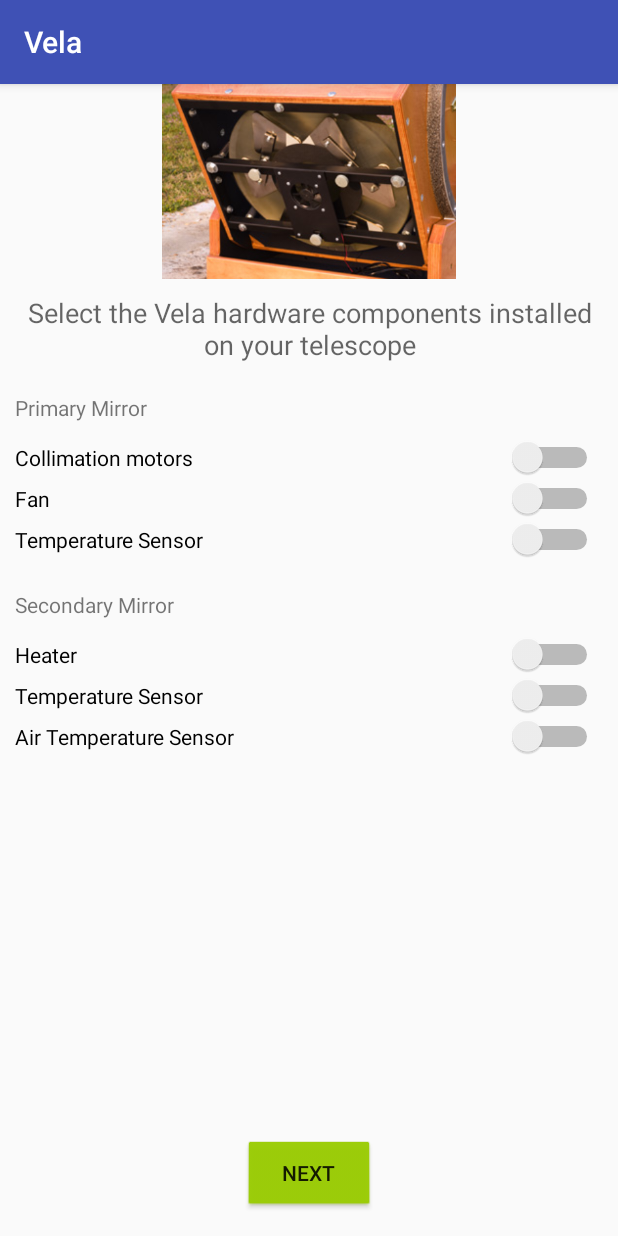
After one commit to WimDeMeester/Vela, an Android app: the Hardware screen opened directly, with no data from a screen before it, on a phone screen of 412 x 824 dp. The commit adds this screen. Run offline under Robolectric (Android 15) with nearby library versions, the phone set to English and light mode, and no system bars.

Commit message:
Add all screens for the Startup-wizard

```diff
--- a/app/src/main/AndroidManifest.xml
+++ b/app/src/main/AndroidManifest.xml
@@ -18,7 +18,7 @@
                 <category android:name="android.intent.category.LAUNCHER" />
             </intent-filter>
         </activity>
-        <activity android:name=".wizard.StartupWizard1" />
+        <activity android:name=".wizard.Introduction" />
         <!--
  ATTENTION: This was auto-generated to add Google Play services to your project for
      App Indexing.  See https://g.co/AppIndexing/AndroidStudio for more information.
@@ -27,6 +27,10 @@
             android:name="com.google.android.gms.version"
             android:value="@integer/google_play_services_version" />
 
+        <activity android:name=".wizard.Bluetooth" />
+        <activity android:name=".wizard.Hardware" />
+        <activity android:name=".wizard.Hardware2" />
+        <activity android:name=".wizard.DeepskyLogLogin"></activity>
     </application>
 
 </manifest>
--- a/app/src/main/java/org/deepskylog/vela/MainActivity.java
+++ b/app/src/main/java/org/deepskylog/vela/MainActivity.java
@@ -17,7 +17,7 @@
 import com.google.android.gms.appindexing.Thing;
 import com.google.android.gms.common.api.GoogleApiClient;
 
-import org.deepskylog.vela.wizard.StartupWizard1;
+import org.deepskylog.vela.wizard.Introduction;
 
 public class MainActivity extends AppCompatActivity
         implements NavigationView.OnNavigationItemSelectedListener {
@@ -88,7 +88,7 @@
 
         if (id == R.id.wizard) {
             // Handle the startup wizard action
-            Intent intent = new Intent(this, StartupWizard1.class);
+            Intent intent = new Intent(this, Introduction.class);
             startActivity(intent);
         }
 
--- /dev/null
+++ b/app/src/main/java/org/deepskylog/vela/wizard/Hardware.java
@@ -0,0 +1,22 @@
+package org.deepskylog.vela.wizard;
+
+import android.content.Intent;
+import android.support.v7.app.AppCompatActivity;
+import android.os.Bundle;
+import android.view.View;
+
+import org.deepskylog.vela.R;
+
+public class Hardware extends AppCompatActivity {
+
+    @Override
+    protected void onCreate(Bundle savedInstanceState) {
+        super.onCreate(savedInstanceState);
+        setContentView(R.layout.activity_wizard_hardware);
+    }
+
+    public void buttonOnClick(View v) {
+        Intent intent = new Intent(this, Hardware2.class);
+        startActivity(intent);
+    }
+}
--- /dev/null
+++ b/app/src/main/res/layout/activity_wizard_hardware.xml
@@ -0,0 +1,133 @@
+<?xml version="1.0" encoding="utf-8"?>
+<LinearLayout xmlns:android="http://schemas.android.com/apk/res/android"
+    xmlns:app="http://schemas.android.com/apk/res-auto"
+    xmlns:tools="http://schemas.android.com/tools"
+    android:id="@+id/activity_hardware"
+    android:layout_width="match_parent"
+    android:layout_height="match_parent"
+    android:orientation="vertical"
+    android:paddingBottom="@dimen/activity_vertical_margin"
+    tools:context="org.deepskylog.vela.wizard.Hardware">
+
+    <ImageView
+        android:layout_width="match_parent"
+        android:layout_height="130dp"
+        app:srcCompat="@drawable/telescope"
+        android:contentDescription="@null"
+        android:id="@+id/imageView3" />
+
+    <TextView
+        android:text="@string/selectHardware"
+        android:layout_width="match_parent"
+        android:layout_height="wrap_content"
+        android:layout_marginTop="10dp"
+        android:layout_marginLeft="10dp"
+        android:layout_marginRight="10dp"
+        android:id="@+id/textView2"
+        android:gravity="center"
+        android:textAppearance="@android:style/TextAppearance.Material.Medium" />
+
+    <TextView
+        android:text="@string/primaryMirror"
+        android:layout_width="match_parent"
+        android:layout_height="wrap_content"
+        android:layout_marginTop="20dp"
+        android:layout_marginLeft="10dp"
+        android:layout_marginRight="10dp"
+        android:id="@+id/textView3" />
+
+    <Switch
+        android:text="@string/collimationMotors"
+        android:layout_width="match_parent"
+        android:layout_height="wrap_content"
+        android:layout_marginTop="10dp"
+        android:layout_marginLeft="10dp"
+        android:layout_marginRight="10dp"
+        android:id="@+id/collimationMotors"
+        android:switchMinWidth="64dp"
+        android:switchPadding="@dimen/activity_horizontal_margin" />
+
+    <Switch
+        android:text="@string/fan"
+        android:layout_width="match_parent"
+        android:layout_height="wrap_content"
+        android:layout_marginLeft="10dp"
+        android:layout_marginRight="10dp"
+        android:id="@+id/primaryFan"
+        android:switchMinWidth="64dp"
+        android:clickable = "false"
+        android:switchPadding="@dimen/activity_horizontal_margin" />
+
+    <Switch
+        android:text="@string/temperatureSensor"
+        android:layout_width="match_parent"
+        android:layout_height="wrap_content"
+        android:layout_marginLeft="10dp"
+        android:layout_marginRight="10dp"
+        android:id="@+id/primaryTemp"
+        android:switchMinWidth="64dp"
+        android:clickable = "false"
+        android:switchPadding="@dimen/activity_horizontal_margin" />
+
+    <TextView
+        android:text="@string/secondaryMirror"
+        android:layout_width="match_parent"
+        android:layout_height="wrap_content"
+        android:layout_marginTop="20dp"
+        android:layout_marginBottom="10dp"
+        android:layout_marginLeft="10dp"
+        android:layout_marginRight="10dp"
+        android:id="@+id/textView4" />
+
+    <Switch
+        android:text="@string/heater"
+        android:layout_width="match_parent"
+        android:layout_height="wrap_content"
+        android:layout_marginLeft="10dp"
+        android:layout_marginRight="10dp"
+        android:id="@+id/heater"
+        android:switchMinWidth="64dp"
+        android:clickable = "false"
+        android:switchPadding="@dimen/activity_horizontal_margin" />
+
+    <Switch
+        android:text="@string/temperatureSensor"
+        android:layout_width="match_parent"
+        android:layout_height="wrap_content"
+        android:layout_marginLeft="10dp"
+        android:layout_marginRight="10dp"
+        android:id="@+id/secondaryMirrorTemp"
+        android:switchMinWidth="64dp"
+        android:clickable = "false"
+        android:switchPadding="@dimen/activity_horizontal_margin" />
+
+    <Switch
+        android:text="@string/temperatureSensorOutside"
+        android:layout_width="match_parent"
+        android:layout_height="wrap_content"
+        android:layout_marginLeft="10dp"
+        android:layout_marginRight="10dp"
+        android:id="@+id/outsideTemp"
+        android:switchMinWidth="64dp"
+        android:clickable = "false"
+        android:switchPadding="@dimen/activity_horizontal_margin" />
+
+    <RelativeLayout
+        android:layout_width="match_parent"
+        android:layout_height="match_parent">
+
+        <Button
+            android:text="@string/next"
+            android:layout_width="wrap_content"
+            android:layout_height="wrap_content"
+            android:id="@+id/nextHardware"
+            android:layout_alignParentBottom="true"
+            android:layout_centerHorizontal="true"
+            android:background="@android:drawable/btn_default"
+            android:backgroundTint="@android:color/holo_green_light"
+            android:visibility="visible"
+            android:elevation="0dp"
+            android:onClick="buttonOnClick" />
+    </RelativeLayout>
+
+</LinearLayout>
--- a/app/src/main/res/values/strings.xml
+++ b/app/src/main/res/values/strings.xml
@@ -10,4 +10,27 @@
     <string name="startupWizard1_1">Before you can use DeepskyLog Vela TCS, you will need to set some things up.\n
     \nYou need to set up:\n• the connection with the Vela Arduino board\n• your hardware components\n• the connection with DeepskyLog\n</string>
     <string name="startWizard">Start Wizard</string>
+
+    <string name="bluetoothWizard">Vela connects to an Arduino using Bluetooth.\n\nMake sure to:\n• power on your Vela Arduino board\n• enable Bluetooth on your phone or tablet\n• make a connection with your Arduino</string>
+    <string name="enableBluetooth">Enable bluetooth</string>
+    <string name="connectArduino">Connect to Arduino</string>
+    <string name="selectHardware">Select the Vela hardware components installed on your telescope</string>
+    <string name="primaryMirror">Primary Mirror</string>
+    <string name="collimationMotors">Collimation motors</string>
+    <string name="fan">Fan</string>
+    <string name="temperatureSensor">Temperature Sensor</string>
+    <string name="secondaryMirror">Secondary Mirror</string>
+    <string name="heater">Heater</string>
+    <string name="temperatureSensorOutside">Air Temperature Sensor</string>
+    <string name="next">Next</string>
+    <string name="encodersMotors">Motors and encoders</string>
+    <string name="digitalSettingCircles">Encoders</string>
+    <string name="motors">Alt and Azimuth Motors</string>
+    <string name="deepskyLogIntro">Vela uses DeepskyLog to fetch the data of the deep-sky objects you want to observe, to generate and use observing lists, ...</string>
+    <string name="deepskyLogLogin">Please enter your DeepskyLog username and password.</string>
+    <string name="loginName">Login Name</string>
+    <string name="password">Password</string>
+    <string name="signin">Sign in</string>
+    <string name="createDeepskyLogAccount">Create new account</string>
+    <string name="skip">Skip</string>
 </resources>
```
Also changed, not shown: app/src/main/java/org/deepskylog/vela/wizard/Bluetooth.java (added, +27 -0 lines), app/src/main/java/org/deepskylog/vela/wizard/DeepskyLogLogin.java (added, +32 -0 lines), app/src/main/java/org/deepskylog/vela/wizard/Hardware2.java (added, +22 -0 lines), app/src/main/java/org/deepskylog/vela/wizard/Introduction.java (added, +22 -0 lines), app/src/main/java/org/deepskylog/vela/wizard/StartupWizard1.java (deleted, +0 -15 lines), app/src/main/res/layout/activity_wizard_bluetooth.xml (added, +64 -0 lines), app/src/main/res/layout/activity_wizard_deepskylog_login.xml (added, +105 -0 lines), app/src/main/res/layout/activity_wizard_hardware2.xml (added, +80 -0 lines), app/src/main/res/layout/activity_wizard_introduction.xml (renamed from app/src/main/res/layout/activity_startup_wizard1.xml, +5 -2 lines), app/src/main/res/drawable/arduino.jpg (added), app/src/main/res/drawable/encoders.jpg (added), app/src/main/res/drawable/telescope.jpg (added), 2 other files.
